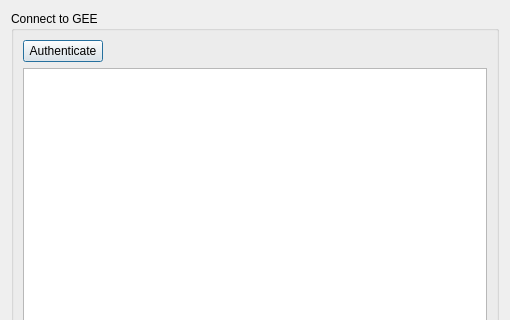
manojappalla/MarineEyeProj, file ui/connect_gee.ui: the form before one commit; both pictures show x 0 to 510 and y 0 to 320 of the 510 by 668 pixel window.
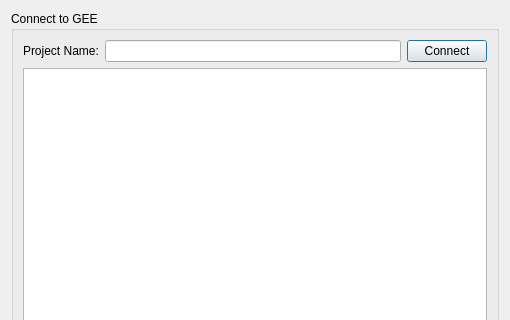
The form after the commit.

Commit message: Added module to connect to GEE

The edit to the form file:
```diff
--- a/ui/connect_gee.ui
+++ b/ui/connect_gee.ui
@@ -31,23 +31,31 @@
      <property name="title">
       <string>Connect to GEE</string>
      </property>
-     <layout class="QGridLayout" name="gridLayout_2">
-      <item row="0" column="0">
-       <widget class="QPushButton" name="connectBtn">
-        <property name="sizePolicy">
-         <sizepolicy hsizetype="Fixed" vsizetype="Fixed">
-          <horstretch>0</horstretch>
-          <verstretch>0</verstretch>
-         </sizepolicy>
-        </property>
-        <property name="text">
-         <string>Authenticate</string>
-        </property>
-       </widget>
-      </item>
+     <layout class="QGridLayout" name="gridLayout_2" rowstretch="1,9">
       <item row="1" column="0">
        <widget class="QPlainTextEdit" name="connectConsoleOutput"/>
       </item>
+      <item row="0" column="0">
+       <layout class="QHBoxLayout" name="horizontalLayout">
+        <item>
+         <widget class="QLabel" name="projectNameLbl">
+          <property name="text">
+           <string>Project Name:</string>
+          </property>
+         </widget>
+        </item>
+        <item>
+         <widget class="QLineEdit" name="projectNameTxt"/>
+        </item>
+        <item>
+         <widget class="QPushButton" name="connectBtn">
+          <property name="text">
+           <string>Connect</string>
+          </property>
+         </widget>
+        </item>
+       </layout>
+      </item>
      </layout>
     </widget>
    </item>
```
The commit also changes 2 other files.
